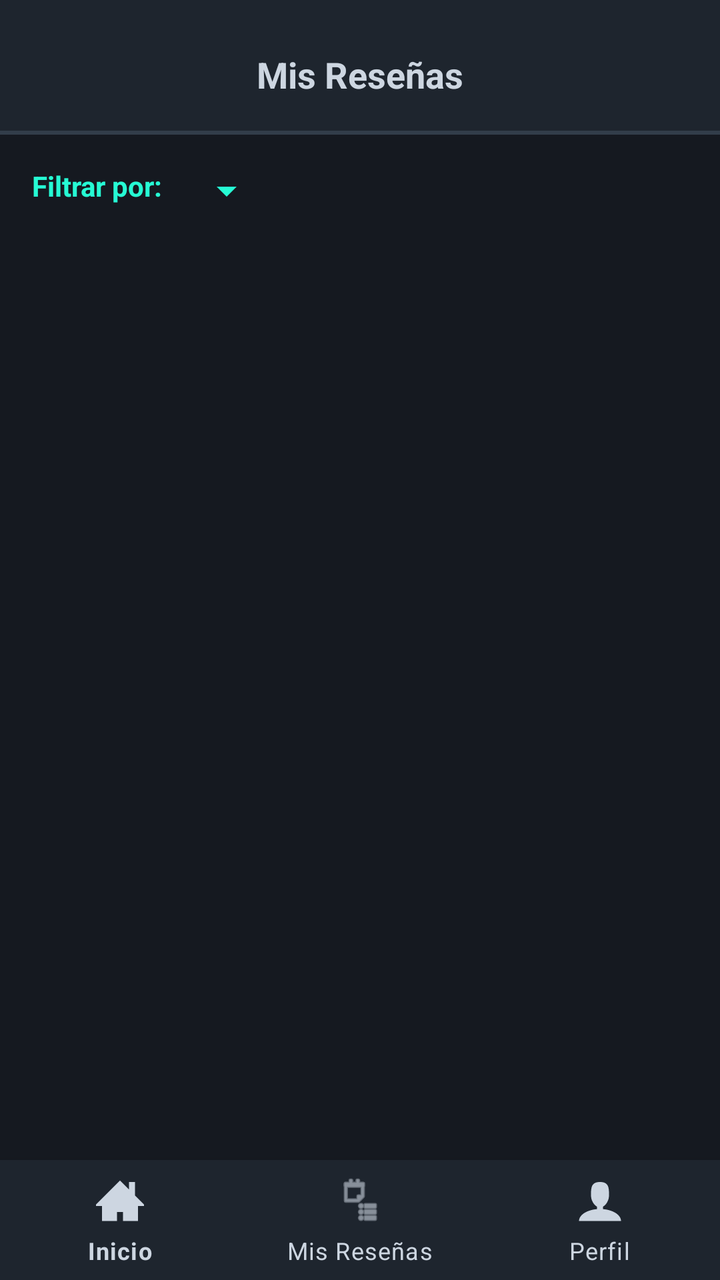
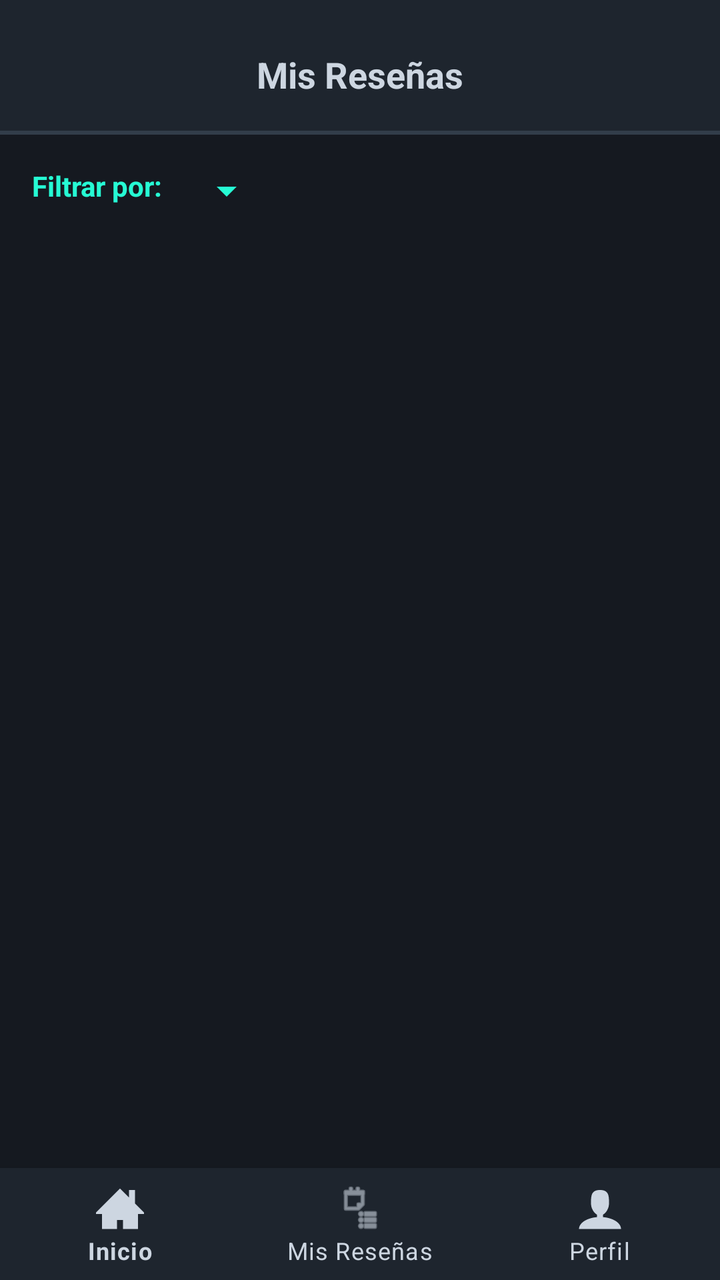

Screens rendered from an Android XML layout before and after an edit, with the pre-edit source and the edit as a unified diff.
<!-- AndroidManifest.xml: application theme Theme.MaterialComponents.Light.NoActionBar -->
<!-- res/layout/my_reviews_activity.xml -->
<?xml version="1.0" encoding="utf-8"?>
<androidx.constraintlayout.widget.ConstraintLayout xmlns:android="http://schemas.android.com/apk/res/android"
    xmlns:app="http://schemas.android.com/apk/res-auto"
    android:layout_width="match_parent"
    android:layout_height="match_parent"
    android:background="@color/background2">

    <androidx.constraintlayout.widget.ConstraintLayout
        android:id="@+id/top_area_resenas"
        android:layout_width="0dp"
        android:layout_height="wrap_content"
        android:background="@color/background1"
        android:paddingBottom="16dp"
        app:layout_constraintEnd_toEndOf="parent"
        app:layout_constraintStart_toStartOf="parent"
        app:layout_constraintTop_toTopOf="parent">

        <TextView
            android:layout_width="wrap_content"
            android:layout_height="wrap_content"
            android:layout_marginTop="25dp"
            android:text="Mis Reseñas"
            android:textColor="@color/text"
            android:textSize="18sp"
            android:textStyle="bold"
            app:layout_constraintBottom_toBottomOf="parent"
            app:layout_constraintEnd_toEndOf="parent"
            app:layout_constraintStart_toStartOf="parent"
            app:layout_constraintTop_toTopOf="parent" />
    </androidx.constraintlayout.widget.ConstraintLayout>

    <View
        android:id="@+id/nav_divider"
        android:layout_width="0dp"
        android:layout_height="2dp"
        android:background="@color/lines"
        app:layout_constraintEnd_toEndOf="parent"
        app:layout_constraintStart_toStartOf="parent"
        app:layout_constraintTop_toBottomOf="@+id/top_area_resenas" />

    <LinearLayout
        android:id="@+id/filter_layout"
        android:layout_width="match_parent"
        android:layout_height="wrap_content"
        android:orientation="horizontal"
        android:padding="16dp"
        app:layout_constraintTop_toBottomOf="@+id/nav_divider">

        <TextView
            android:layout_width="wrap_content"
            android:layout_height="wrap_content"
            android:text="Filtrar por:"
            android:textColor="@color/accent"
            android:textStyle="bold"
            android:layout_marginEnd="8dp" />

        <Spinner
            android:id="@+id/spinner_filter"
            android:layout_width="wrap_content"
            android:layout_height="wrap_content"
            android:backgroundTint="@color/accent" />
    </LinearLayout>

    <androidx.recyclerview.widget.RecyclerView
        android:id="@+id/rv_mis_resenas"
        android:layout_width="0dp"
        android:layout_height="0dp"
        android:padding="8dp"
        app:layout_constraintBottom_toTopOf="@+id/bottomNavigationView"
        app:layout_constraintEnd_toEndOf="parent"
        app:layout_constraintStart_toStartOf="parent"
        app:layout_constraintTop_toBottomOf="@+id/filter_layout" />

    <com.google.android.material.bottomnavigation.BottomNavigationView
        android:id="@+id/bottomNavigationView"
        android:layout_width="match_parent"
        android:layout_height="60dp"
        android:background="@color/background1"
        app:itemIconTint="@color/text"
        app:itemTextColor="@color/text"
        app:layout_constraintBottom_toBottomOf="parent"
        app:layout_constraintEnd_toEndOf="parent"
        app:layout_constraintStart_toStartOf="parent"
        app:menu="@menu/bottom_nav_menu" />

</androidx.constraintlayout.widget.ConstraintLayout>
<!-- resources referenced by this layout -->
<resources>
  <color name="accent">#FF26FBD4</color>
  <color name="background1">#FF1E252E</color>
  <color name="background2">#FF151920</color>
  <color name="lines">#FF323D4a</color>
  <color name="text">#FFCDD6E1</color>
</resources>

<!-- the commit's change to res/layout/my_reviews_activity.xml (unified diff, before → after) -->
@@ -74,8 +74,9 @@
     <com.google.android.material.bottomnavigation.BottomNavigationView
         android:id="@+id/bottomNavigationView"
         android:layout_width="match_parent"
-        android:layout_height="60dp"
+        android:layout_height="wrap_content"
         android:background="@color/background1"
+        android:fitsSystemWindows="true"
         app:itemIconTint="@color/text"
         app:itemTextColor="@color/text"
         app:layout_constraintBottom_toBottomOf="parent"
